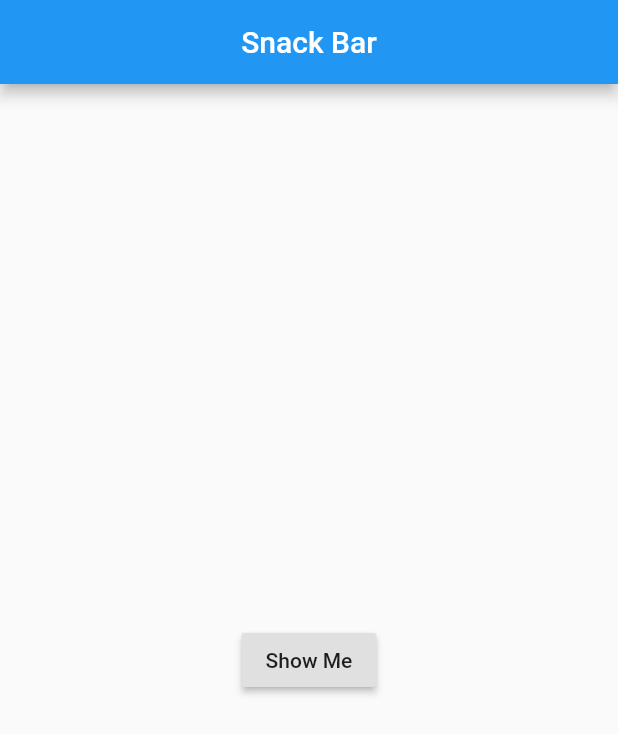
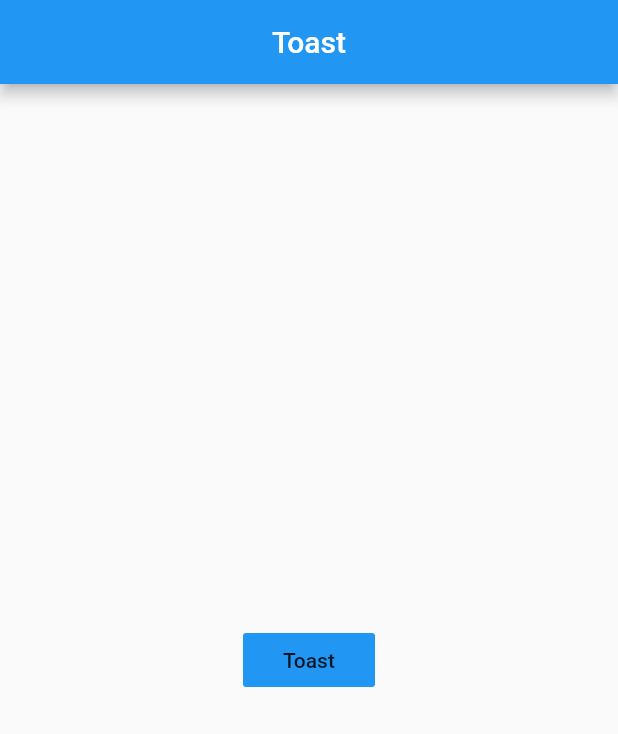
Before and after one commit to w4oamI/Flutter_tutorial, a Flutter app: the screen it shows after launch, on a phone screen of 412 x 824 dp. Shown: the top 734 px of the screen. Run offline on Flutter 3.47's test engine with Material 2 defaults, Android fonts, the phone set to English and light mode, and no system bars; our stand-ins replace fluttertoast.

Commit message:
Toast Message 예제

```diff
--- a/tutorial/lib/main.dart
+++ b/tutorial/lib/main.dart
@@ -483,7 +483,10 @@ class MyPage extends StatelessWidget {
   }
 }
 */
+
+//Builder widget 없이 Snack bar 만들기
 //--------------------------------------------------------------------//
+/*
 import 'package:flutter/material.dart';
 
 void main() => runApp(MyApp());
@@ -534,3 +537,58 @@ class MySnackBar extends StatelessWidget {
     );
   }
 }
+*/
+//--------------------------------------------------------------------//
+
+//--------------------------------------------------------------------//
+import 'package:flutter/material.dart';
+import 'package:fluttertoast/fluttertoast.dart';
+
+void main() => runApp(MyApp());
+
+class MyApp extends StatelessWidget {
+  @override
+  Widget build(BuildContext context) {
+    return MaterialApp(
+      title: 'toast',
+      color: Colors.red,
+      home: MyHome(),
+    );
+  }
+}
+
+class MyHome extends StatelessWidget {
+  @override
+  Widget build(BuildContext context) {
+    return Scaffold(
+      appBar: AppBar(
+        title: Text('Toast'),
+        centerTitle: true,
+      ),
+      body: Center(
+        child: FlatButton(
+          onPressed: () {
+            flutterToast();
+          },
+          child: Text('Toast'),
+          color: Colors.blue,
+        ),
+      ),
+    );
+  }
+}
+
+//토스트 메세지는 스낵바와는 다르게 pubspec.yaml 파일에서 추가해야한다.
+//cupertino_icons 밑에  [fluttertoast: ^3.1.3]를 추가한다.
+//그후 토스르를 import 한다.
+
+void flutterToast() {
+  Fluttertoast.showToast(
+      msg: 'Toast얘제',
+      //커스터마이징
+      gravity: ToastGravity.BOTTOM,
+      backgroundColor: Colors.redAccent,
+      fontSize: 30.0,
+      textColor: Colors.white,
+      toastLength: Toast.LENGTH_SHORT);
+}
--- a/tutorial/pubspec.yaml
+++ b/tutorial/pubspec.yaml
@@ -28,7 +28,7 @@ dependencies:
   # The following adds the Cupertino Icons font to your application.
   # Use with the CupertinoIcons class for iOS style icons.
   cupertino_icons: ^1.0.2
-
+  fluttertoast: ^3.1.3
 dev_dependencies:
   flutter_test:
     sdk: flutter
```
Also changed, not shown: tutorial/pubspec.lock, 3 other files.
